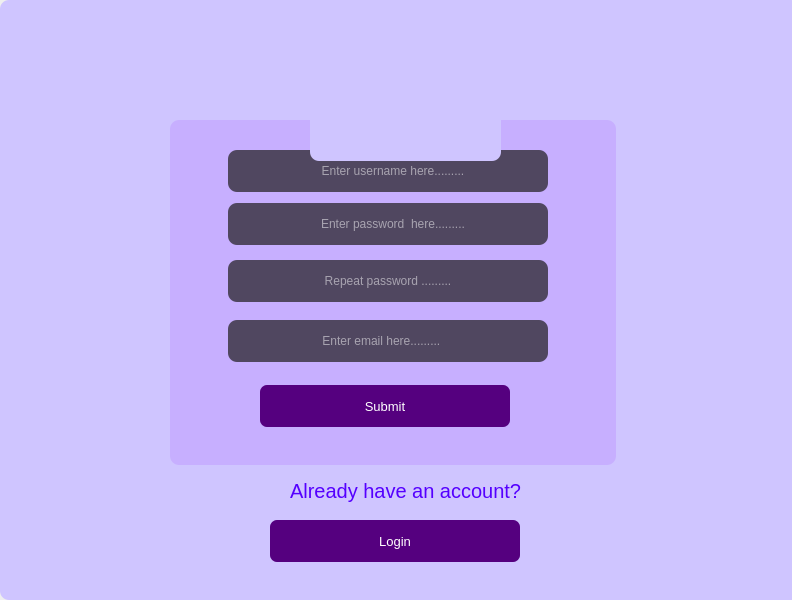
First picture: the form in static/register.ui, repository lakshmivishal9496/Soft-Health, before the edit.
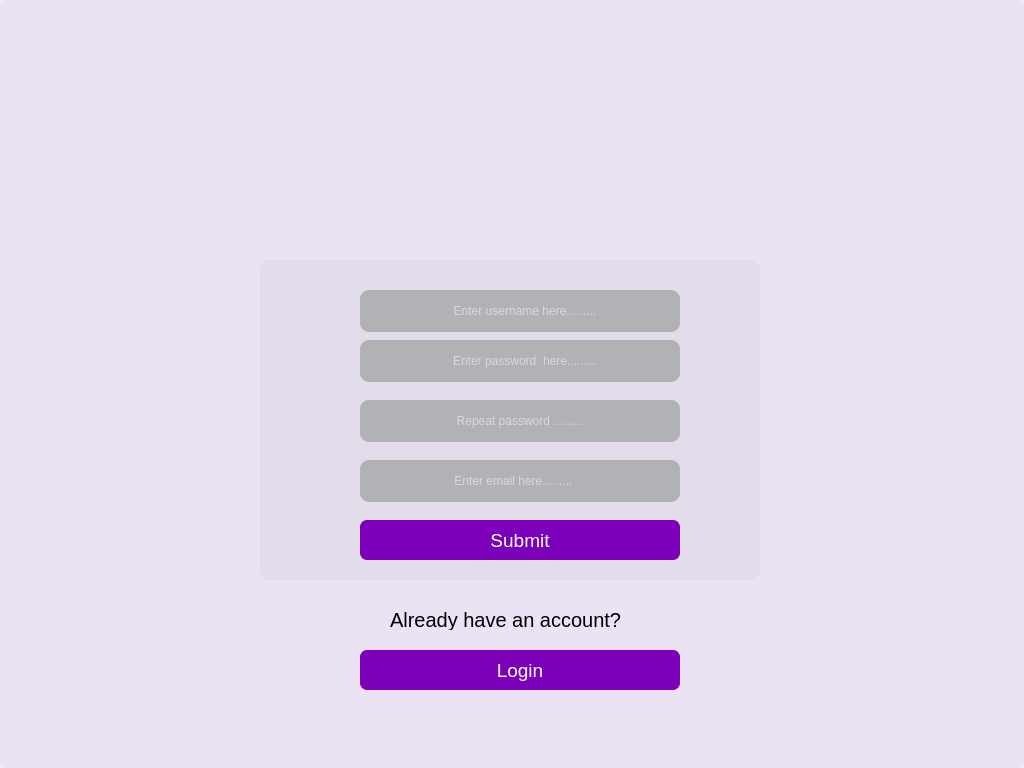
Second picture: the form after the edit. Icons and pictures are not drawn.

Commit message: matched registration ui with the design and fixed image source

```diff
--- a/static/register.ui
+++ b/static/register.ui
@@ -6,8 +6,8 @@
    <rect>
     <x>0</x>
     <y>0</y>
-    <width>792</width>
-    <height>600</height>
+    <width>1024</width>
+    <height>768</height>
    </rect>
   </property>
   <property name="windowTitle">
@@ -18,25 +18,25 @@
     <rect>
      <x>0</x>
      <y>0</y>
-     <width>800</width>
-     <height>600</height>
+     <width>1024</width>
+     <height>768</height>
     </rect>
    </property>
    <property name="styleSheet">
-    <string notr="true">background-color:rgb(207, 197, 255);
+    <string notr="true">background-color:rgb(235, 226, 244);
 border-radius: 9px;</string>
    </property>
    <widget class="QGroupBox" name="groupBox">
     <property name="geometry">
      <rect>
-      <x>170</x>
-      <y>120</y>
-      <width>446</width>
-      <height>345</height>
+      <x>260</x>
+      <y>260</y>
+      <width>500</width>
+      <height>320</height>
      </rect>
     </property>
     <property name="styleSheet">
-     <string notr="true">background-color:rgb(170, 85, 255,50);</string>
+     <string notr="true">background-color:rgb(192, 192, 192, 50);</string>
     </property>
     <property name="title">
      <string/>
@@ -44,10 +44,10 @@
     <widget class="QPushButton" name="b3">
      <property name="geometry">
       <rect>
-       <x>90</x>
-       <y>265</y>
-       <width>250</width>
-       <height>42</height>
+       <x>100</x>
+       <y>260</y>
+       <width>320</width>
+       <height>40</height>
       </rect>
      </property>
      <property name="font">
@@ -57,9 +57,9 @@
      </property>
      <property name="styleSheet">
       <string notr="true">QPushButton#b3{
-background-color:rgb(85, 0, 127);
+background-color:rgb(124, 0, 186);
 color: rgb(255, 255, 255);
-font-size: 13px;
+font-size: 19px;
 border-radius : 7px;
 
 }
@@ -74,14 +74,14 @@
     <widget class="QLineEdit" name="tb5">
      <property name="geometry">
       <rect>
-       <x>58</x>
+       <x>100</x>
        <y>200</y>
        <width>320</width>
        <height>42</height>
       </rect>
      </property>
      <property name="styleSheet">
-      <string notr="true">background-color: rgba(47,42,52,200);
+      <string notr="true">background-color: rgb(177, 178, 181);
 color:rgb(255,255,255);
 padding-left: 10px;
 border-bottom-color: rgba(46,82,101,255);
@@ -97,14 +97,14 @@
     <widget class="QLineEdit" name="tb6">
      <property name="geometry">
       <rect>
-       <x>58</x>
+       <x>100</x>
        <y>140</y>
        <width>320</width>
        <height>42</height>
       </rect>
      </property>
      <property name="styleSheet">
-      <string notr="true">background-color: rgba(47,42,52,200);
+      <string notr="true">background-color: rgb(177, 178, 181);
 color:rgb(255,255,255);
 padding-left: 10px;
 border-bottom-color: rgba(46,82,101,255);
@@ -123,18 +123,17 @@
     <widget class="QLineEdit" name="tb3">
      <property name="geometry">
       <rect>
-       <x>58</x>
+       <x>100</x>
        <y>30</y>
        <width>320</width>
        <height>42</height>
       </rect>
      </property>
      <property name="styleSheet">
-      <string notr="true">background-color: rgba(47,42,52,200);
+      <string notr="true">background-color: rgb(177, 178, 181);
 color:rgb(255,255,255);
 padding-left: 10px;
-border-bottom-color: rgba(46,82,101,255);
-</string>
+border-bottom-color: rgba(46,82,101,255);</string>
      </property>
      <property name="alignment">
       <set>Qt::AlignCenter</set>
@@ -146,14 +145,14 @@
     <widget class="QLineEdit" name="tb4">
      <property name="geometry">
       <rect>
-       <x>58</x>
-       <y>83</y>
+       <x>100</x>
+       <y>80</y>
        <width>320</width>
        <height>42</height>
       </rect>
      </property>
      <property name="styleSheet">
-      <string notr="true">background-color: rgba(47,42,52,200);
+      <string notr="true">background-color: rgb(177, 178, 181);
 color:rgb(255,255,255);
 padding-left: 10px;
 border-bottom-color: rgba(46,82,101,255);
@@ -170,49 +169,19 @@
      </property>
     </widget>
    </widget>
-   <widget class="QPushButton" name="b4">
-    <property name="geometry">
-     <rect>
-      <x>270</x>
-      <y>520</y>
-      <width>250</width>
-      <height>42</height>
-     </rect>
-    </property>
-    <property name="font">
-     <font>
-      <pointsize>-1</pointsize>
-     </font>
-    </property>
-    <property name="styleSheet">
-     <string notr="true">QPushButton#b4{
-background-color:rgb(85, 0, 127);
-color: rgb(255, 255, 255);
-font-size: 13px;
-border-radius : 7px;
-
-}
-QPushButton#b4: pressed {
-background-color: rgb(117, 71, 255);
-}</string>
-    </property>
-    <property name="text">
-     <string>Login</string>
-    </property>
-   </widget>
    <widget class="QLabel" name="l8">
     <property name="geometry">
      <rect>
-      <x>290</x>
-      <y>470</y>
-      <width>241</width>
-      <height>41</height>
+      <x>390</x>
+      <y>610</y>
+      <width>261</width>
+      <height>20</height>
      </rect>
     </property>
     <property name="styleSheet">
      <string notr="true">text-align:center;
 font-size:20px;
-color: rgb(85, 0, 255);
+color: rgb(0,0,0);
 border-radius:2px;</string>
     </property>
     <property name="text">
@@ -222,10 +191,10 @@
    <widget class="QLabel" name="label">
     <property name="geometry">
      <rect>
-      <x>310</x>
-      <y>-20</y>
+      <x>420</x>
+      <y>30</y>
       <width>191</width>
-      <height>181</height>
+      <height>191</height>
      </rect>
     </property>
     <property name="styleSheet">
@@ -238,6 +207,36 @@
      <set>Qt::AlignCenter</set>
     </property>
    </widget>
+   <widget class="QPushButton" name="b4">
+    <property name="geometry">
+     <rect>
+      <x>360</x>
+      <y>650</y>
+      <width>320</width>
+      <height>40</height>
+     </rect>
+    </property>
+    <property name="font">
+     <font>
+      <pointsize>-1</pointsize>
+     </font>
+    </property>
+    <property name="styleSheet">
+     <string notr="true">QPushButton#b4{
+background-color:rgb(124, 0, 186);
+color: rgb(255, 255, 255);
+font-size: 19px;
+border-radius : 7px;
+
+}
+QPushButton#b4: pressed {
+background-color: rgb(117, 71, 255);
+}</string>
+    </property>
+    <property name="text">
+     <string>Login</string>
+    </property>
+   </widget>
   </widget>
  </widget>
  <resources>
```
Left out of the diff: 2 changed lines with no effect on the pictures. The commit also changes 5 other files.
